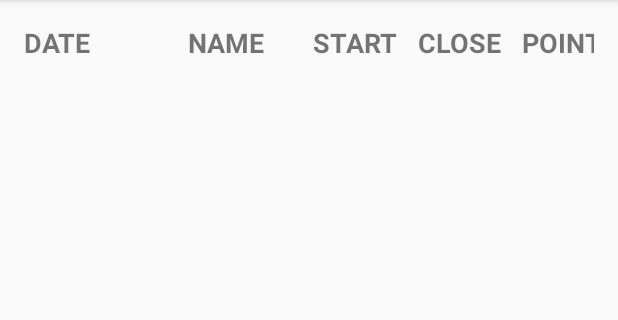
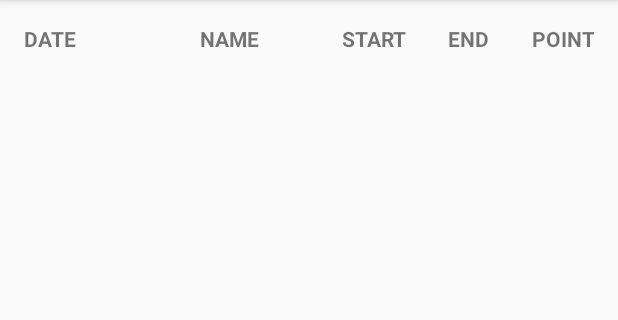
Before and after one commit to yusuke-narusaka/PT, an Android app: the ManagerSubActivity screen opened directly, with no data from a screen before it, on a phone screen of 412 x 824 dp, the part 84-404 px from its top. Run offline under Robolectric (Android 15) with nearby library versions, the phone set to English and light mode, and no system bars; 4 statements that could not run were skipped.

Commit message:
TOP画面とゲーム画面、リスト画面のレイアウトを修正

```diff
--- a/app/src/main/res/layout/activity_sub.xml
+++ b/app/src/main/res/layout/activity_sub.xml
@@ -7,16 +7,55 @@
     android:orientation="vertical"
     android:padding="16dp">
 
-    <TextView
-        android:id="@+id/textView"
-        android:layout_width="409dp"
+    <LinearLayout
+        android:layout_width="match_parent"
         android:layout_height="21dp"
-        android:text="DATE              NAME       START   CLOSE   POINT"
-        android:textAlignment="viewStart"
-        android:textSize="18sp"
-        android:textStyle="bold"
-        app:layout_constraintStart_toStartOf="parent"
-        app:layout_constraintTop_toTopOf="parent" />
+        android:orientation="horizontal">
+
+        <TextView
+            android:id="@+id/textDate"
+            android:layout_width="wrap_content"
+            android:layout_height="wrap_content"
+            android:layout_weight="6"
+            android:text="DATE"
+            android:textStyle="bold" />
+
+        <TextView
+            android:id="@+id/textName"
+            android:layout_width="wrap_content"
+            android:layout_height="wrap_content"
+            android:layout_weight="6"
+            android:text="NAME"
+            android:textAlignment="center"
+            android:textStyle="bold" />
+
+        <TextView
+            android:id="@+id/textStart"
+            android:layout_width="wrap_content"
+            android:layout_height="wrap_content"
+            android:layout_weight="3"
+            android:text="START"
+            android:textAlignment="viewEnd"
+            android:textStyle="bold" />
+
+        <TextView
+            android:id="@+id/textEnd"
+            android:layout_width="wrap_content"
+            android:layout_height="wrap_content"
+            android:layout_weight="3"
+            android:text="END"
+            android:textAlignment="viewEnd"
+            android:textStyle="bold" />
+
+        <TextView
+            android:id="@+id/textPoint"
+            android:layout_width="wrap_content"
+            android:layout_height="wrap_content"
+            android:layout_weight="3"
+            android:text="POINT"
+            android:textAlignment="viewEnd"
+            android:textStyle="bold" />
+    </LinearLayout>
 
     <ListView
         android:id="@+id/list"
--- a/app/src/main/res/layout/list_item.xml
+++ b/app/src/main/res/layout/list_item.xml
@@ -8,6 +8,7 @@
         android:layout_width="match_parent"
         android:layout_height="match_parent"
         android:layout_alignParentTop="false"
+        android:gravity="center|center_horizontal"
         android:orientation="horizontal">
 
         <TextView
```
Also changed, not shown: app/src/main/res/layout/activity_game.xml (+7 -7 lines), app/src/main/res/layout/activity_game_result.xml (+5 -5 lines), app/src/main/res/layout/activity_game_shake.xml (+4 -4 lines), app/src/main/res/layout/activity_game_swipe.xml (+3 -4 lines), app/src/main/res/layout/activity_main.xml (+8 -8 lines).
